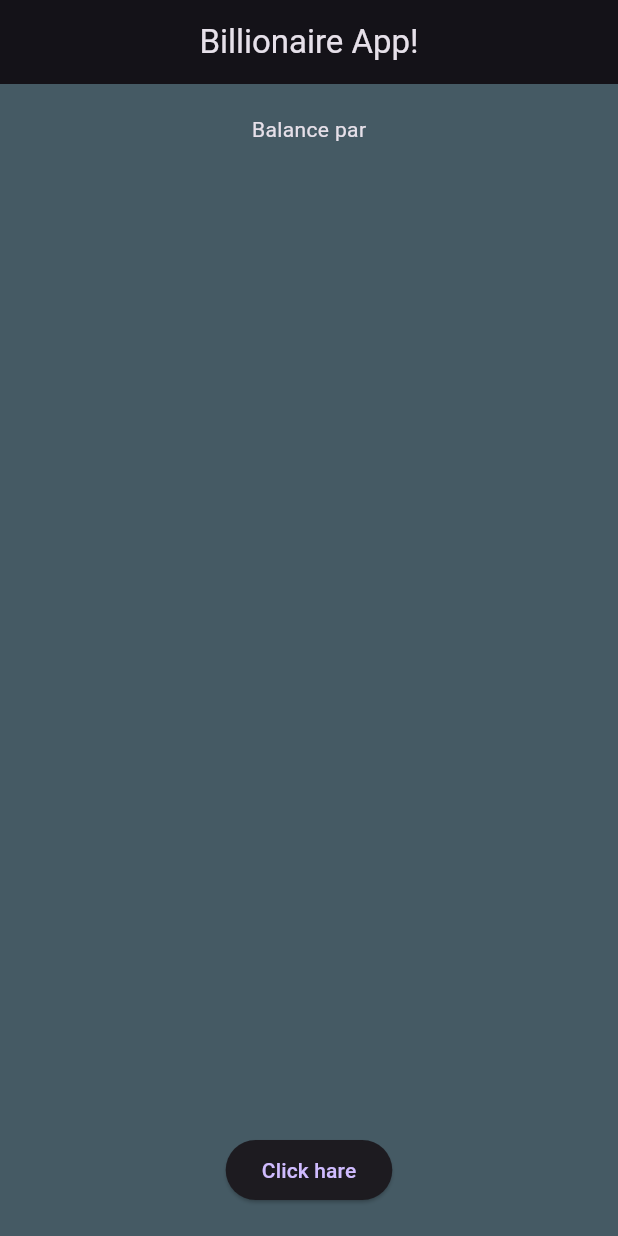
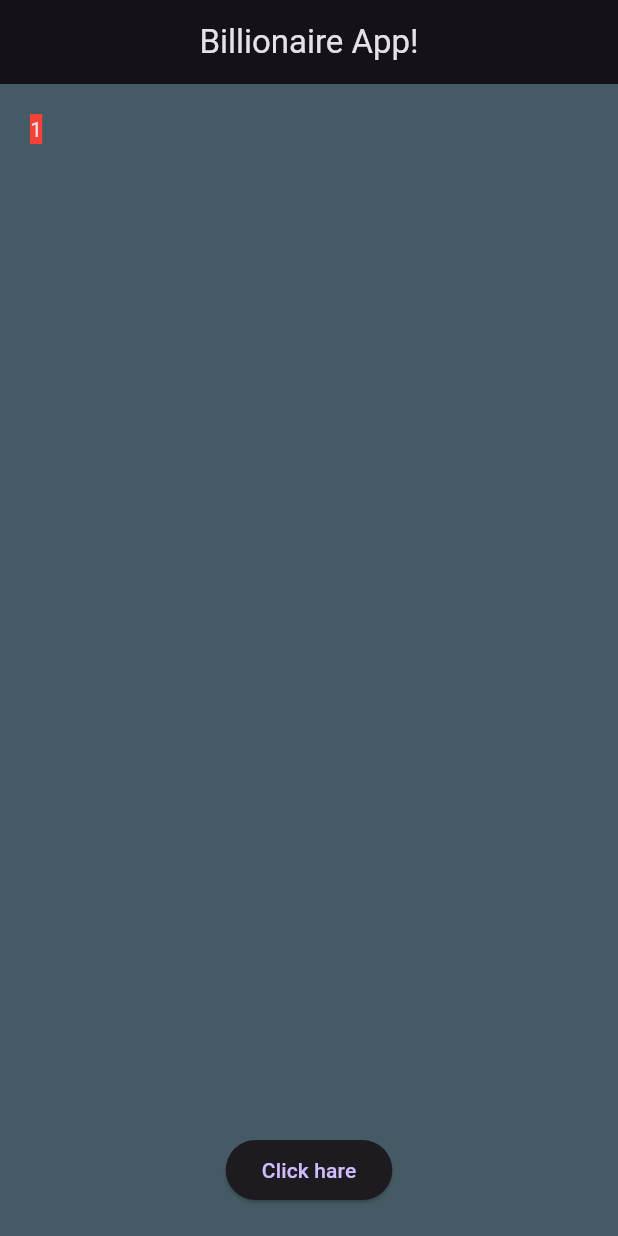
Before and after one commit to juweyriyo/bilionerApp, a Flutter app: the screen it shows after launch, on a phone screen of 412 x 824 dp. Run offline on Flutter 3.47's test engine with Material 3 defaults, Android fonts, the phone set to English and light mode, and no system bars.

Commit message:
adding row

```diff
--- a/lib/main.dart
+++ b/lib/main.dart
@@ -25,7 +25,10 @@ class MyApp extends StatelessWidget {
           child: Column(
             mainAxisAlignment: MainAxisAlignment.spaceBetween,
             children: [
-              Text("Balance par"),
+              // Text("Balance par"),
+              Row(
+                children: [Container(color: Colors.red, child: Text("1"))],
+              ),
               ElevatedButton(onPressed: afunction, child: Text("Click hare")),
             ],
           ),
```
